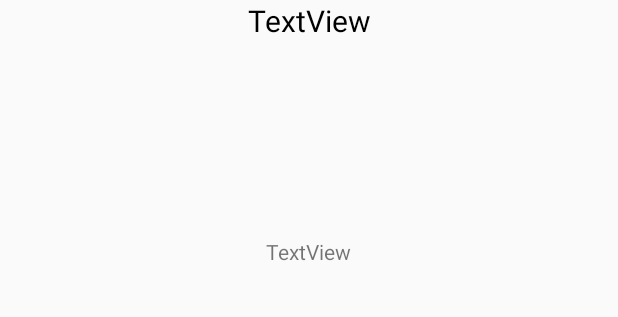
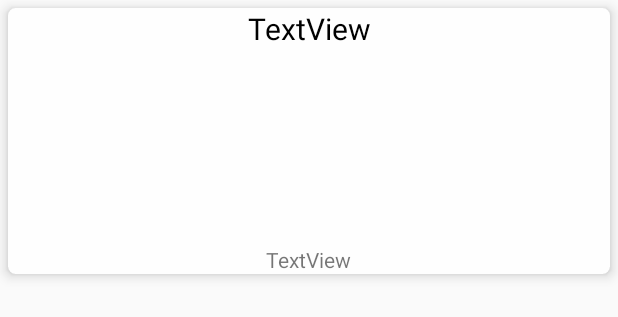
Before and after one commit to domagalec/WPQuizzes, an Android app: the layout quiz_adapter.xml on its own in the app's theme, with its tools: preview values and no code run, on a phone screen of 412 x 824 dp. Shown: the top 317 px of the screen. Run offline under Robolectric (Android 15) with nearby library versions, the phone set to English and light mode, and no system bars.

```diff
--- a/app/build.gradle
+++ b/app/build.gradle
@@ -21,10 +21,12 @@ android {
 dependencies {
     implementation fileTree(dir: 'libs', include: ['*.jar'])
     implementation 'com.android.support:appcompat-v7:26.1.0'
-    implementation 'com.android.support.constraint:constraint-layout:1.0.2'
+    implementation 'com.android.support.constraint:constraint-layout:1.1.0'
     testImplementation 'junit:junit:4.12'
     androidTestImplementation 'com.android.support.test:runner:1.0.1'
     androidTestImplementation 'com.android.support.test.espresso:espresso-core:3.0.1'
     compile 'com.github.bumptech.glide:glide:3.7.0'
     compile 'com.android.support:support-v4:26.1.0'
+    compile 'com.android.support:recyclerview-v7:26.1.0'
+    compile 'com.android.support:cardview-v7:26.1.0'
 }
--- a/app/src/main/res/layout/quiz_adapter.xml
+++ b/app/src/main/res/layout/quiz_adapter.xml
@@ -1,4 +1,13 @@
 <?xml version="1.0" encoding="utf-8"?>
+<android.support.v7.widget.CardView xmlns:android="http://schemas.android.com/apk/res/android"
+    xmlns:card_view="http://schemas.android.com/apk/res-auto"
+    android:layout_width="match_parent"
+    android:layout_height="wrap_content"
+    android:layout_margin="5dp"
+    card_view:cardBackgroundColor="#FEFEFE"
+    card_view:cardCornerRadius="5dp"
+    card_view:cardElevation="5dp">
+
     <RelativeLayout xmlns:android="http://schemas.android.com/apk/res/android"
         xmlns:app="http://schemas.android.com/apk/res-auto"
         xmlns:tools="http://schemas.android.com/tools"
@@ -36,3 +45,5 @@
             android:text="TextView" />
 
     </RelativeLayout>
+
+</android.support.v7.widget.CardView>
```
Also changed, not shown: app/src/main/java/com/kdomagala/wpquizzes/MainActivity.java (+25 -2 lines), app/src/main/res/layout/activity_main.xml (+13 -2 lines). Lines whose indentation alone changed are shown as unchanged.
